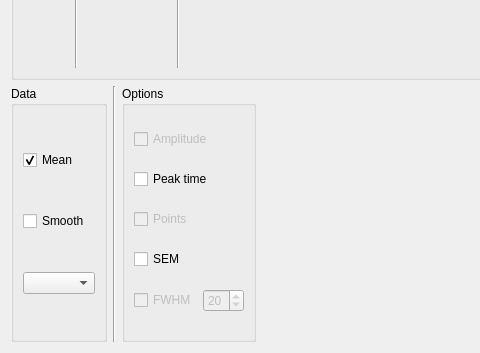
First picture: the form in src/ui/custom_plot.ui, repository pfechd/jabe, before the edit; both pictures show x 0 to 480 and y 187 to 540 of the 671 by 540 pixel window.
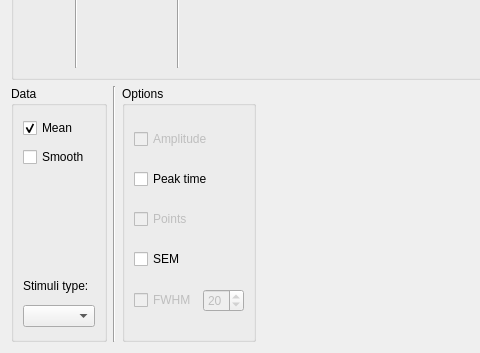
Second picture: the form after the edit.

Commit message: Remove code in plot_smooth and change in costum_plot

What changed in the file:
```diff
--- a/src/ui/custom_plot.ui
+++ b/src/ui/custom_plot.ui
@@ -128,6 +128,35 @@
           </property>
          </widget>
         </item>
+        <item>
+         <spacer name="verticalSpacer">
+          <property name="orientation">
+           <enum>Qt::Vertical</enum>
+          </property>
+          <property name="sizeType">
+           <enum>QSizePolicy::Maximum</enum>
+          </property>
+          <property name="sizeHint" stdset="0">
+           <size>
+            <width>10</width>
+            <height>100</height>
+           </size>
+          </property>
+         </spacer>
+        </item>
+        <item>
+         <widget class="QLabel" name="label_stimuli">
+          <property name="maximumSize">
+           <size>
+            <width>16777211</width>
+            <height>20</height>
+           </size>
+          </property>
+          <property name="text">
+           <string>Stimuli type:</string>
+          </property>
+         </widget>
+        </item>
         <item>
          <widget class="QComboBox" name="stimuliBox"/>
         </item>
```
The commit also changes 1 other file.
